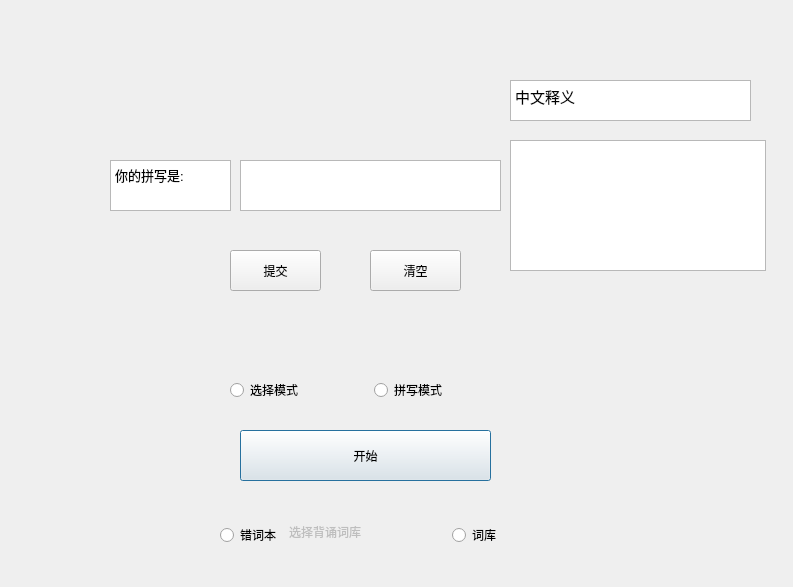
Above: recitewords.ui from wyq777x/TranCE_Wyatt before the change. Below: the same form after it.
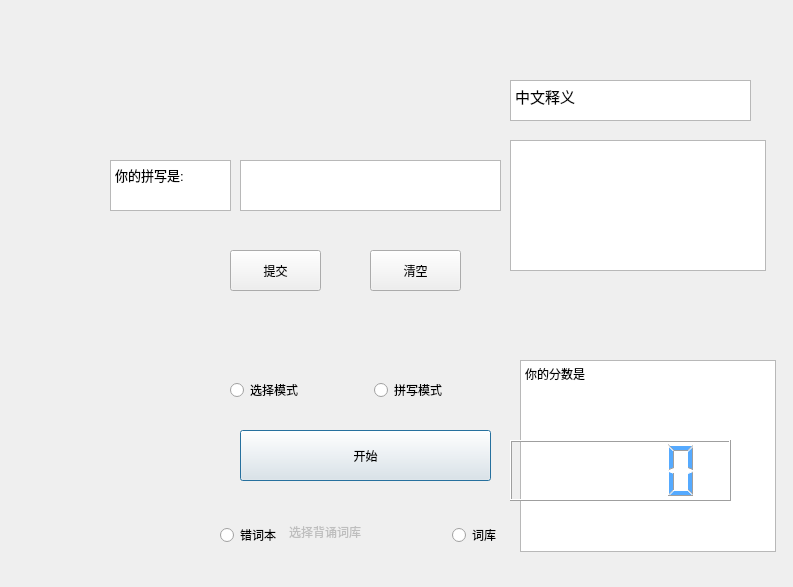
That is the form after the change.

What changed in the file:
```diff
--- a/recitewords.ui
+++ b/recitewords.ui
@@ -183,6 +183,39 @@
     <string>清空</string>
    </property>
   </widget>
+  <widget class="QTextBrowser" name="textBrowser">
+   <property name="geometry">
+    <rect>
+     <x>520</x>
+     <y>360</y>
+     <width>256</width>
+     <height>192</height>
+    </rect>
+   </property>
+   <property name="html">
+    <string>&lt;!DOCTYPE HTML PUBLIC &quot;-//W3C//DTD HTML 4.0//EN&quot; &quot;http://www.w3.org/TR/REC-html40/strict.dtd&quot;&gt;
+&lt;html&gt;&lt;head&gt;&lt;meta name=&quot;qrichtext&quot; content=&quot;1&quot; /&gt;&lt;meta charset=&quot;utf-8&quot; /&gt;&lt;style type=&quot;text/css&quot;&gt;
+p, li { white-space: pre-wrap; }
+hr { height: 1px; border-width: 0; }
+li.unchecked::marker { content: &quot;\2610&quot;; }
+li.checked::marker { content: &quot;\2612&quot;; }
+&lt;/style&gt;&lt;/head&gt;&lt;body style=&quot; font-family:'Microsoft YaHei UI'; font-size:9pt; font-weight:400; font-style:normal;&quot;&gt;
+&lt;p style=&quot; margin-top:0px; margin-bottom:0px; margin-left:0px; margin-right:0px; -qt-block-indent:0; text-indent:0px;&quot;&gt;你的分数是&lt;/p&gt;&lt;/body&gt;&lt;/html&gt;</string>
+   </property>
+  </widget>
+  <widget class="QLCDNumber" name="lcdmark">
+   <property name="geometry">
+    <rect>
+     <x>510</x>
+     <y>440</y>
+     <width>221</width>
+     <height>61</height>
+    </rect>
+   </property>
+   <property name="styleSheet">
+    <string notr="true">color: rgb(85, 170, 255);</string>
+   </property>
+  </widget>
  </widget>
  <resources/>
  <connections/>
```
